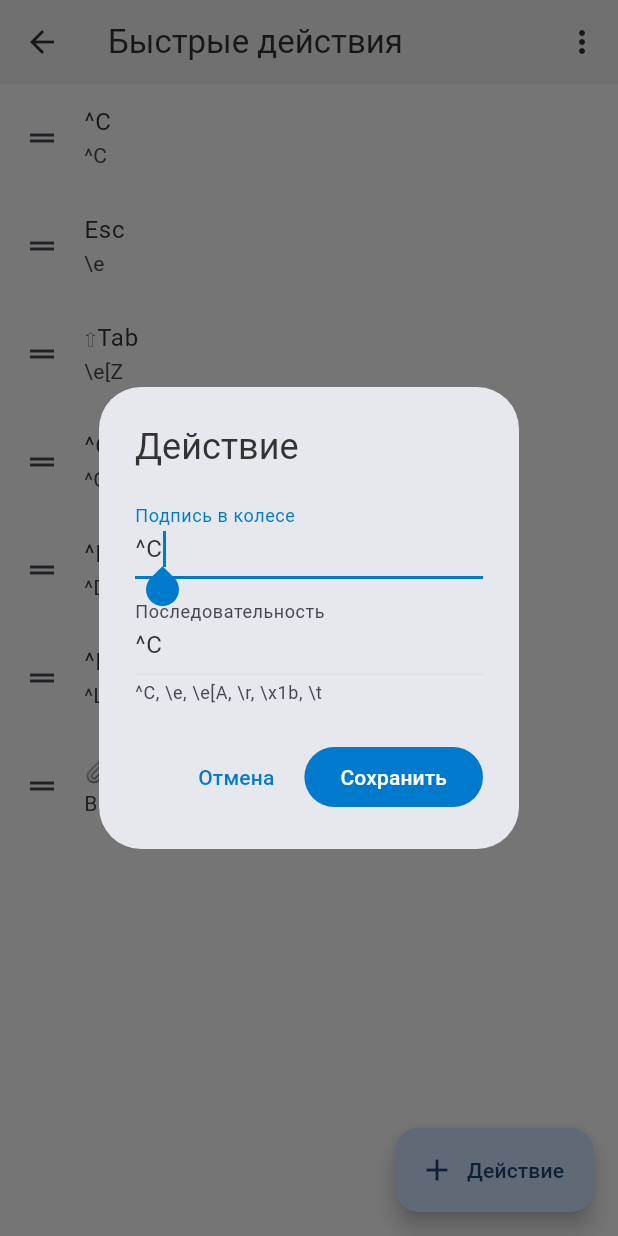
After one commit to emaxe/eTty, a Flutter app: the QuickActionsScreen screen opened directly, after a tap on "^C", on a phone screen of 412 x 824 dp. The commit adds this screen. Run offline on Flutter 3.47's test engine with Material 3 defaults, Android fonts, the phone set to English and light mode, and no system bars; our stand-ins replace file_picker, flutter_riverpod, flutter_secure_storage, local_auth; missing offline and left inert: cryptography, dartssh2, re_editor, re_highlight, xterm; accounts and stored records are empty.

Commit message:
feat(mobile): редактор колеса быстрых действий в настройках
- каталог готовых клавиш и свои клавиши (подпись + последовательность ^C, \e[A, \xHH)
- порядок перетаскиванием, удаление, сброс к стандартным, лимит 8 секторов
- хранение на телефоне, умолчания как раньше; пустой список не открывает колесо
- общие диалоги настроек вынесены в settings_dialogs.dart
- тесты, CHANGELOG

```diff
--- /dev/null
+++ b/mobile/lib/app/providers/quick_actions_providers.dart
@@ -0,0 +1,26 @@
+import 'package:flutter_riverpod/flutter_riverpod.dart';
+
+import 'package:mobile/app/providers/app_lock_providers.dart';
+import 'package:mobile/core/config/quick_actions_config.dart';
+import 'package:mobile/domain/quick_actions.dart';
+
+/// Колесо быстрых действий: источник истины для редактора в настройках и для
+/// `TerminalGestureLayer`. Битое/пустое хранилище → [QuickActionsConfig.defaultActions].
+class QuickActionsNotifier extends AsyncNotifier<List<QuickAction>> {
+  @override
+  Future<List<QuickAction>> build() async {
+    final json = await ref.watch(appSettingsStoreProvider).getQuickActionsJson();
+    return decodeQuickActions(json) ?? QuickActionsConfig.defaultActions;
+  }
+
+  Future<void> save(List<QuickAction> actions) async {
+    await ref.read(appSettingsStoreProvider).setQuickActionsJson(encodeQuickActions(actions));
+    state = AsyncData(actions);
+  }
+
+  Future<void> resetToDefaults() => save(QuickActionsConfig.defaultActions);
+}
+
+final quickActionsProvider = AsyncNotifierProvider<QuickActionsNotifier, List<QuickAction>>(
+  QuickActionsNotifier.new,
+);
--- a/mobile/lib/core/config/quick_actions_config.dart
+++ b/mobile/lib/core/config/quick_actions_config.dart
@@ -23,12 +23,17 @@ class QuickAction {
 
   /// Сырые байты/текст для записи в канал. Слэш-команды — без `\r`: Enter жмёт пользователь.
   final String data;
+
+  QuickAction copyWith({String? label, String? data}) =>
+      QuickAction(id: id, label: label ?? this.label, data: data ?? this.data, kind: kind);
+
+  Map<String, Object?> toJson() => {'id': id, 'label': label, 'kind': kind.name, 'data': data};
 }
 
 /// Колесо быстрых действий терминала (`quick_action_wheel.dart`). Только мобильный UI.
 abstract final class QuickActionsConfig {
-  /// По часовой стрелке, начиная с 12 часов.
-  static const List<QuickAction> actions = [
+  /// Набор по умолчанию, по часовой стрелке, начиная с 12 часов.
+  static const List<QuickAction> defaultActions = [
     QuickAction(id: 'ctrl-c', label: '^C', data: '\x03'),
     QuickAction(id: 'esc', label: 'Esc', data: '\x1b'),
     QuickAction(id: 'shift-tab', label: '⇧Tab', data: '\x1b[Z'),
@@ -37,6 +42,32 @@ abstract final class QuickActionsConfig {
     QuickAction(id: 'ctrl-l', label: '^L', data: '\x0c'),
     QuickAction(id: 'attach', label: '📎 Файл', kind: QuickActionKind.attach),
   ];
+
+  /// Каталог готовых клавиш для выбора в редакторе (включает набор по умолчанию).
+  static const List<QuickAction> catalog = [
+    QuickAction(id: 'ctrl-c', label: '^C', data: '\x03'),
+    QuickAction(id: 'esc', label: 'Esc', data: '\x1b'),
+    QuickAction(id: 'tab', label: 'Tab', data: '\t'),
+    QuickAction(id: 'shift-tab', label: '⇧Tab', data: '\x1b[Z'),
+    QuickAction(id: 'enter', label: 'Enter', data: '\r'),
+    QuickAction(id: 'up', label: '↑', data: '\x1b[A'),
+    QuickAction(id: 'down', label: '↓', data: '\x1b[B'),
+    QuickAction(id: 'right', label: '→', data: '\x1b[C'),
+    QuickAction(id: 'left', label: '←', data: '\x1b[D'),
+    QuickAction(id: 'ctrl-o', label: '^O', data: '\x0f'),
+    QuickAction(id: 'ctrl-d', label: '^D', data: '\x04'),
+    QuickAction(id: 'ctrl-l', label: '^L', data: '\x0c'),
+    QuickAction(id: 'ctrl-z', label: '^Z', data: '\x1a'),
+    QuickAction(id: 'ctrl-r', label: '^R', data: '\x12'),
+    QuickAction(id: 'ctrl-a', label: '^A', data: '\x01'),
+    QuickAction(id: 'ctrl-e', label: '^E', data: '\x05'),
+    QuickAction(id: 'ctrl-u', label: '^U', data: '\x15'),
+    QuickAction(id: 'ctrl-w', label: '^W', data: '\x17'),
+    QuickAction(id: 'attach', label: '📎 Файл', kind: QuickActionKind.attach),
+  ];
+
+  /// Лимит секторов колеса быстрых действий: больше — подписи не помещаются.
+  static const int maxActions = 8;
 
   /// Внешний радиус колеса.
   static const double radiusPx = 120;
--- /dev/null
+++ b/mobile/lib/domain/quick_actions.dart
@@ -0,0 +1,111 @@
+import 'dart:convert';
+
+import 'package:mobile/core/config/quick_actions_config.dart';
+
+String encodeQuickActions(List<QuickAction> actions) =>
+    jsonEncode([for (final a in actions) a.toJson()]);
+
+/// `null` — JSON битый или структура неверна: вызывающая сторона берёт умолчания. Лишние
+/// действия сверх [QuickActionsConfig.maxActions] отбрасываются.
+List<QuickAction>? decodeQuickActions(String? json) {
+  if (json == null || json.isEmpty) return null;
+  try {
+    final raw = jsonDecode(json);
+    if (raw is! List) return null;
+    final actions = <QuickAction>[];
+    for (final a in raw.take(QuickActionsConfig.maxActions)) {
+      if (a is! Map) return null;
+      final id = a['id'];
+      final label = a['label'];
+      final kindName = a['kind'];
+      final data = a['data'];
+      if (id is! String || label is! String || kindName is! String || data is! String) {
+        return null;
+      }
+      final kind = QuickActionKind.values.where((k) => k.name == kindName).firstOrNull;
+      if (kind == null) return null;
+      actions.add(QuickAction(id: id, label: label, data: data, kind: kind));
+    }
+    return actions;
+  } on FormatException {
+    return null;
+  }
+}
+
+/// Запись клавиши -> сырые байты: `^X` (Ctrl+буква), `\e`, `\r`, `\n`, `\t`, `\xHH`, `\\`, `\^`.
+/// `null` — пустая запись или неверная управляющая последовательность.
+String? parseKeySequence(String input) {
+  if (input.isEmpty) return null;
+  final out = StringBuffer();
+  var i = 0;
+  while (i < input.length) {
+    final ch = input[i];
+    if (ch == '^') {
+      if (i + 1 >= input.length) return null;
+      final c = input[i + 1].toUpperCase().codeUnitAt(0);
+      if (c < 0x40 || c > 0x5f) return null; // @ A-Z [ \ ] ^ _
+      out.writeCharCode(c - 0x40);
+      i += 2;
+    } else if (ch == '\\') {
+      if (i + 1 >= input.length) return null;
+      final n = input[i + 1];
+      switch (n) {
+        case 'e':
+          out.write('\x1b');
+        case 'r':
+          out.write('\r');
+        case 'n':
+          out.write('\n');
+        case 't':
+          out.write('\t');
+        case '\\':
+          out.write('\\');
+        case '^':
+          out.write('^');
+        case 'x':
+          if (i + 4 > input.length) return null;
+          final v = int.tryParse(input.substring(i + 2, i + 4), radix: 16);
+          if (v == null) return null;
+          out.writeCharCode(v);
+          i += 2;
+        default:
+          return null;
+      }
+      i += 2;
+    } else {
+      out.write(ch);
+      i++;
+    }
+  }
+  return out.toString();
+}
+
+/// Обратное к [parseKeySequence]: управляющие символы -> читаемая запись.
+String formatKeySequence(String data) {
+  final out = StringBuffer();
+  for (final r in data.runes) {
+    switch (r) {
+      case 0x1b:
+        out.write(r'\e');
+      case 0x0d:
+        out.write(r'\r');
+      case 0x0a:
+        out.write(r'\n');
+      case 0x09:
+        out.write(r'\t');
+      case 0x5c:
+        out.write(r'\\');
+      case 0x5e:
+        out.write(r'\^');
+      default:
+        if (r >= 1 && r <= 0x1f) {
+          out.write('^${String.fromCharCode(r + 0x40)}');
+        } else if (r == 0x7f) {
+          out.write(r'\x7f');
+        } else {
+          out.writeCharCode(r);
+        }
+    }
+  }
+  return out.toString();
+}
--- /dev/null
+++ b/mobile/lib/ui/settings/quick_actions_screen.dart
@@ -0,0 +1,200 @@
+import 'package:flutter/material.dart';
+import 'package:flutter_riverpod/flutter_riverpod.dart';
+
+import 'package:mobile/app/providers/quick_actions_providers.dart';
+import 'package:mobile/core/config/quick_actions_config.dart';
+import 'package:mobile/domain/quick_actions.dart';
+import 'package:mobile/ui/settings/settings_dialogs.dart';
+
+String _newId() => 'a-${DateTime.now().microsecondsSinceEpoch}';
+
+/// Редактор колеса быстрых действий (долгий тап двумя пальцами в терминале). Порядок списка —
+/// порядок секторов по часовой стрелке с 12 часов. Каждое изменение сразу сохраняется.
+class QuickActionsScreen extends ConsumerWidget {
+  const QuickActionsScreen({super.key});
+
+  @override
+  Widget build(BuildContext context, WidgetRef ref) {
+    final actions = ref.watch(quickActionsProvider).value;
+    final notifier = ref.read(quickActionsProvider.notifier);
+
+    return Scaffold(
+      appBar: AppBar(
+        title: const Text('Быстрые действия'),
+        actions: [
+          PopupMenuButton<String>(
+            onSelected: (_) async {
+              final ok = await confirmDialog(
+                context,
+                'Сбросить к стандартным?',
+                'Набор действий будет заменён стандартным.',
+              );
+              if (ok) await notifier.resetToDefaults();
+            },
+            itemBuilder: (_) => const [
+              PopupMenuItem(value: 'reset', child: Text('Сбросить к стандартным')),
+            ],
+          ),
+        ],
+      ),
+      floatingActionButton: actions == null || actions.length >= QuickActionsConfig.maxActions
+          ? null
+          : FloatingActionButton.extended(
+              key: const Key('add-action'),
+              icon: const Icon(Icons.add),
+              label: const Text('Действие'),
+              onPressed: () async {
+                final added = await _pickNew(context, actions);
+                if (added == null) return;
+                await notifier.save([...actions, added]);
+              },
+            ),
+      body: actions == null
+          ? const Center(child: CircularProgressIndicator())
+          : actions.isEmpty
+          ? const Center(child: Text('Нет действий. Добавьте первое.'))
+          : ReorderableListView.builder(
+              padding: const EdgeInsets.only(bottom: 88),
+              itemCount: actions.length,
+              onReorderItem: (from, to) {
+                final next = [...actions];
+                next.insert(to, next.removeAt(from));
+                notifier.save(next);
+              },
+              itemBuilder: (context, i) {
+                final action = actions[i];
+                return Dismissible(
+                  key: ValueKey(action.id),
+                  direction: DismissDirection.endToStart,
+                  background: Container(
+                    color: Theme.of(context).colorScheme.errorContainer,
+                    alignment: Alignment.centerRight,
+                    padding: const EdgeInsets.only(right: 16),
+                    child: const Icon(Icons.delete_outline),
+                  ),
+                  onDismissed: (_) => notifier.save([...actions]..removeAt(i)),
+                  child: ListTile(
+                    title: Text(action.label),
+                    subtitle: Text(
+                      action.kind == QuickActionKind.attach
+                          ? 'Выбор и загрузка файла'
+                          : formatKeySequence(action.data),
+                    ),
+                    leading: const Icon(Icons.drag_handle),
+                    onTap: () async {
+                      final edited = await _promptAction(context, initial: action);
+                      if (edited == null) return;
+                      final next = [...actions];
+                      next[i] = edited;
+                      await notifier.save(next);
+                    },
+                  ),
+                );
+              },
+            ),
+    );
+  }
+}
+
+const _customChoice = '__custom__';
+
+/// Новое действие: из каталога (ещё не добавленные) или своя клавиша.
+Future<QuickAction?> _pickNew(BuildContext context, List<QuickAction> existing) async {
+  final usedIds = {for (final a in existing) a.id};
+  final available = [
+    for (final a in QuickActionsConfig.catalog)
+      if (!usedIds.contains(a.id)) a,
+  ];
+  final choice = await showModalBottomSheet<Object>(
+    context: context,
+    isScrollControlled: true,
+    builder: (context) => SafeArea(
+      child: ListView(
+        shrinkWrap: true,
+        children: [
+          ListTile(
+            key: const Key('add-custom-action'),
+            leading: const Icon(Icons.keyboard_outlined),
+            title: const Text('Своя клавиша…'),
+            onTap: () => Navigator.pop(context, _customChoice),
+          ),
+          for (final a in available)
+            ListTile(
+              key: Key('catalog-${a.id}'),
+              title: Text(a.label),
+              subtitle: a.kind == QuickActionKind.attach
+                  ? const Text('Выбор и загрузка файла')
+                  : Text(formatKeySequence(a.data)),
+              onTap: () => Navigator.pop(context, a),
+            ),
+        ],
+      ),
+    ),
+  );
+  if (choice is QuickAction) return choice;
+  if (choice == _customChoice && context.mounted) return _promptAction(context);
+  return null;
+}
+
+/// Подпись + последовательность клавиши; для вложения файла правится только подпись.
+Future<QuickAction?> _promptAction(BuildContext context, {QuickAction? initial}) {
+  final isAttach = initial?.kind == QuickActionKind.attach;
+  final label = TextEditingController(text: initial?.label ?? '');
+  final seq = TextEditingController(text: initial == null ? '' : formatKeySequence(initial.data));
+  String? error;
+  return showDialog<QuickAction>(
+    context: context,
+    builder: (context) => StatefulBuilder(
+      builder: (context, setState) => AlertDialog(
+        title: Text(initial == null ? 'Своя клавиша' : 'Действие'),
+        content: Column(
+          mainAxisSize: MainAxisSize.min,
+          children: [
+            TextField(
+              key: const Key('action-label'),
+              controller: label,
+              autofocus: true,
+              decoration: const InputDecoration(labelText: 'Подпись в колесе'),
+            ),
+            if (!isAttach) ...[
+              const SizedBox(height: 8),
+              TextField(
+                key: const Key('action-seq'),
+                controller: seq,
+                decoration: InputDecoration(
+                  labelText: 'Последовательность',
+                  helperText: r'^C, \e, \e[A, \r, \x1b, \t',
+                  errorText: error,
+                ),
+              ),
+            ],
+          ],
+        ),
+        actions: [
+          TextButton(onPressed: () => Navigator.pop(context), child: const Text('Отмена')),
+          FilledButton(
+            onPressed: () {
+              final l = label.text.trim();
+              if (l.isEmpty) return;
+              if (isAttach) {
+                Navigator.pop(context, initial!.copyWith(label: l));
+                return;
+              }
+              final data = parseKeySequence(seq.text);
+              if (data == null) {
+                setState(() => error = 'Неверная последовательность');
+                return;
+              }
+              Navigator.pop(
+                context,
+                initial?.copyWith(label: l, data: data) ??
+                    QuickAction(id: _newId(), label: l, data: data),
+              );
+            },
+            child: const Text('Сохранить'),
+          ),
+        ],
+      ),
+    ),
+  );
+}
```
Also changed, not shown: mobile/lib/data/app_settings_store.dart (+13 -2 lines), mobile/lib/ui/settings/quick_commands_screen.dart (+5 -49 lines), mobile/lib/ui/settings/settings_dialogs.dart (added, +46 -0 lines), mobile/lib/ui/settings/settings_screen.dart (+11 -0 lines), mobile/lib/ui/terminal/terminal_gestures.dart (+10 -2 lines), mobile/lib/ui/terminal/terminal_page.dart (+8 -2 lines), 6 other files.
